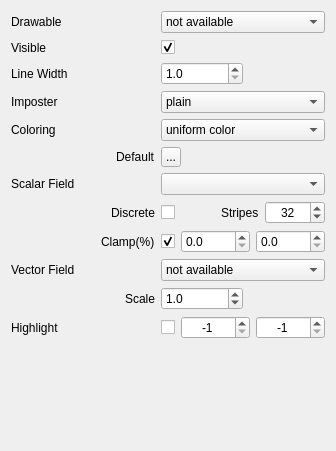
First picture: the form in applications/Mapple/widgets/widget_drawable_lines.ui, repository LiangliangNan/Easy3D, before the edit.
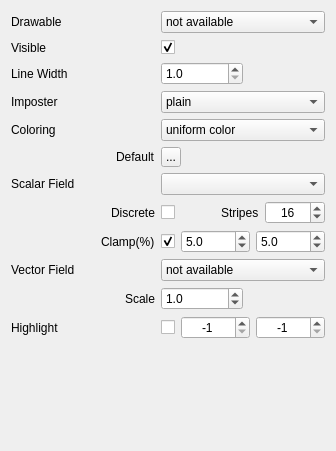
Second picture: the form after the edit. Icons and pictures are not drawn.

Diff of the .ui file:
```diff
--- a/applications/Mapple/widgets/widget_drawable_lines.ui
+++ b/applications/Mapple/widgets/widget_drawable_lines.ui
@@ -409,7 +409,7 @@
           <number>4</number>
          </property>
          <property name="value">
-          <number>32</number>
+          <number>16</number>
          </property>
         </widget>
        </item>
@@ -477,6 +477,9 @@
          <property name="decimals">
           <number>1</number>
          </property>
+         <property name="value">
+          <double>5.000000000000000</double>
+         </property>
         </widget>
        </item>
        <item>
@@ -496,6 +499,9 @@
          <property name="decimals">
           <number>1</number>
          </property>
+         <property name="value">
+          <double>5.000000000000000</double>
+         </property>
         </widget>
        </item>
       </layout>
```
